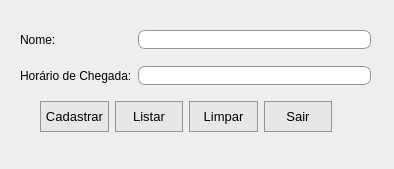
Above: mypeople.ui from c3nt4ur1/MyPeople before the change. Below: the same form after it.
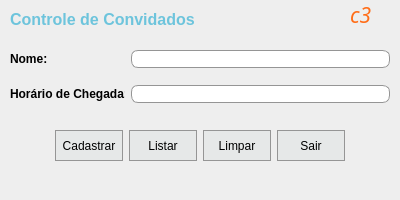
That is the form after the change.

Diff of the .ui file:
```diff
--- a/mypeople.ui
+++ b/mypeople.ui
@@ -6,10 +6,22 @@
    <rect>
     <x>0</x>
     <y>0</y>
-    <width>394</width>
-    <height>169</height>
+    <width>400</width>
+    <height>200</height>
    </rect>
   </property>
+  <property name="minimumSize">
+   <size>
+    <width>400</width>
+    <height>200</height>
+   </size>
+  </property>
+  <property name="maximumSize">
+   <size>
+    <width>400</width>
+    <height>200</height>
+   </size>
+  </property>
   <property name="font">
    <font>
     <family>Arial</family>
@@ -23,21 +35,109 @@
    <property name="styleSheet">
     <string notr="true">background-color: rgb(238, 238, 238);</string>
    </property>
-   <widget class="QWidget" name="layoutWidget">
+   <widget class="QLabel" name="label_3">
     <property name="geometry">
      <rect>
-      <x>20</x>
-      <y>30</y>
-      <width>351</width>
-      <height>61</height>
+      <x>10</x>
+      <y>10</y>
+      <width>191</width>
+      <height>16</height>
      </rect>
+    </property>
+    <property name="text">
+     <string>&lt;h3 style=&quot;color: #6dc4dc&quot;&gt;Controle de Convidados&lt;/h3&gt;</string>
+    </property>
+   </widget>
+   <widget class="QLabel" name="label_4">
+    <property name="geometry">
+     <rect>
+      <x>350</x>
+      <y>0</y>
+      <width>31</width>
+      <height>31</height>
+     </rect>
+    </property>
+    <property name="text">
+     <string>&lt;style type=&quot;text/css&quot;&gt;
+    #c3{
+       font-family: Matura MT Script Capitals;
+       font-size: 16pt;
+       color: #ff6d18;
+    }
+    #by{
+        font-family: Bauhaus 93;
+        font-size: 12pt;
+        color: #ff6d18;
+    }
+&lt;/style&gt;
+
+&lt;p id=&quot;c3&quot;&gt;&lt;i&gt;c3&lt;/i&gt;&lt;/p&gt;</string>
+    </property>
+   </widget>
+   <widget class="QWidget" name="">
+    <property name="geometry">
+     <rect>
+      <x>10</x>
+      <y>50</y>
+      <width>382</width>
+      <height>55</height>
+     </rect>
+    </property>
+    <property name="minimumSize">
+     <size>
+      <width>382</width>
+      <height>55</height>
+     </size>
+    </property>
+    <property name="maximumSize">
+     <size>
+      <width>382</width>
+      <height>55</height>
+     </size>
     </property>
     <layout class="QFormLayout" name="formLayout">
      <property name="verticalSpacing">
       <number>17</number>
      </property>
+     <item row="0" column="0">
+      <widget class="QLabel" name="label">
+       <property name="minimumSize">
+        <size>
+         <width>37</width>
+         <height>18</height>
+        </size>
+       </property>
+       <property name="maximumSize">
+        <size>
+         <width>37</width>
+         <height>18</height>
+        </size>
+       </property>
+       <property name="font">
+        <font>
+         <family>Arial</family>
+         <pointsize>9</pointsize>
+        </font>
+       </property>
+       <property name="text">
+        <string>&lt;p&gt;&lt;b&gt;Nome:&lt;/b&gt;&lt;/p&gt;</string>
+       </property>
+      </widget>
+     </item>
      <item row="0" column="1">
       <widget class="QLineEdit" name="le_nome">
+       <property name="minimumSize">
+        <size>
+         <width>259</width>
+         <height>18</height>
+        </size>
+       </property>
+       <property name="maximumSize">
+        <size>
+         <width>259</width>
+         <height>18</height>
+        </size>
+       </property>
        <property name="styleSheet">
         <string notr="true">background-color: #FFF;
 border: 0.5px solid #959595;
@@ -47,6 +147,18 @@
      </item>
      <item row="1" column="1">
       <widget class="QLineEdit" name="le_chegada">
+       <property name="minimumSize">
+        <size>
+         <width>259</width>
+         <height>18</height>
+        </size>
+       </property>
+       <property name="maximumSize">
+        <size>
+         <width>259</width>
+         <height>18</height>
+        </size>
+       </property>
        <property name="styleSheet">
         <string notr="true">background-color: #FFF;
 border: 0.5px solid #959595;
@@ -54,21 +166,20 @@
        </property>
       </widget>
      </item>
-     <item row="0" column="0">
-      <widget class="QLabel" name="label">
-       <property name="font">
-        <font>
-         <family>Arial</family>
-         <pointsize>9</pointsize>
-        </font>
-       </property>
-       <property name="text">
-        <string>Nome:</string>
-       </property>
-      </widget>
-     </item>
      <item row="1" column="0">
       <widget class="QLabel" name="label_2">
+       <property name="minimumSize">
+        <size>
+         <width>115</width>
+         <height>18</height>
+        </size>
+       </property>
+       <property name="maximumSize">
+        <size>
+         <width>115</width>
+         <height>18</height>
+        </size>
+       </property>
        <property name="font">
         <font>
          <family>Arial</family>
@@ -76,22 +187,35 @@
         </font>
        </property>
        <property name="text">
-        <string>Horário de Chegada:</string>
+        <string>&lt;p&gt;&lt;b&gt;Horário de Chegada:&lt;/b&gt;&lt;/p&gt;</string>
        </property>
       </widget>
      </item>
     </layout>
    </widget>
-   <widget class="QWidget" name="layoutWidget">
+   <widget class="QWidget" name="">
     <property name="geometry">
      <rect>
-      <x>40</x>
-      <y>100</y>
-      <width>292</width>
-      <height>33</height>
+      <x>9</x>
+      <y>120</y>
+      <width>382</width>
+      <height>51</height>
      </rect>
     </property>
     <layout class="QHBoxLayout" name="horizontalLayout">
+     <item>
+      <spacer name="horizontalSpacer">
+       <property name="orientation">
+        <enum>Qt::Horizontal</enum>
+       </property>
+       <property name="sizeHint" stdset="0">
+        <size>
+         <width>40</width>
+         <height>20</height>
+        </size>
+       </property>
+      </spacer>
+     </item>
      <item>
       <widget class="QPushButton" name="pb_cadastrar">
        <property name="minimumSize">
@@ -100,6 +224,12 @@
          <height>31</height>
         </size>
        </property>
+       <property name="font">
+        <font>
+         <family>Arial</family>
+         <pointsize>9</pointsize>
+        </font>
+       </property>
        <property name="styleSheet">
         <string notr="true">border: 1px solid #959595;
 background-color: rgb(230, 232, 232);</string>
@@ -117,6 +247,12 @@
          <height>31</height>
         </size>
        </property>
+       <property name="font">
+        <font>
+         <family>Arial</family>
+         <pointsize>9</pointsize>
+        </font>
+       </property>
        <property name="styleSheet">
         <string notr="true">border: 1px solid #959595;
 background-color: rgb(230, 232, 232);</string>
@@ -134,6 +270,12 @@
          <height>31</height>
         </size>
        </property>
+       <property name="font">
+        <font>
+         <family>Arial</family>
+         <pointsize>9</pointsize>
+        </font>
+       </property>
        <property name="styleSheet">
         <string notr="true">border: 1px solid #959595;
 background-color: rgb(230, 232, 232);</string>
@@ -151,6 +293,12 @@
          <height>31</height>
         </size>
        </property>
+       <property name="font">
+        <font>
+         <family>Arial</family>
+         <pointsize>9</pointsize>
+        </font>
+       </property>
        <property name="styleSheet">
         <string notr="true">border: 1px solid #959595;
 background-color: rgb(230, 232, 232);</string>
@@ -160,6 +308,19 @@
        </property>
       </widget>
      </item>
+     <item>
+      <spacer name="horizontalSpacer_2">
+       <property name="orientation">
+        <enum>Qt::Horizontal</enum>
+       </property>
+       <property name="sizeHint" stdset="0">
+        <size>
+         <width>40</width>
+         <height>20</height>
+        </size>
+       </property>
+      </spacer>
+     </item>
     </layout>
    </widget>
   </widget>
```
Left out of the diff: 8 changed lines with no effect on the pictures.
